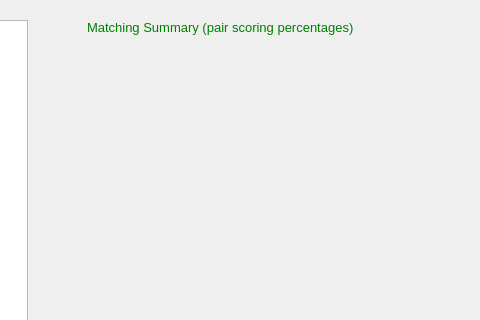
The window that cuACS/viewmatches.ui (cameronhawtin/Animal-Farm-cuACS) describes before a commit, drawn with Qt 5; both pictures show x 473 to 953 and y 0 to 320 of the 1055 by 524 pixel window.
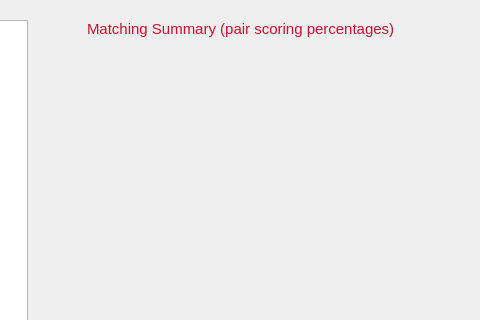
The same window after the commit.

Diff of the .ui file:
```diff
--- a/cuACS/viewmatches.ui
+++ b/cuACS/viewmatches.ui
@@ -195,11 +195,11 @@
    </property>
    <property name="font">
     <font>
-     <pointsize>10</pointsize>
+     <pointsize>11</pointsize>
     </font>
    </property>
    <property name="text">
-    <string>&lt;html&gt;&lt;head/&gt;&lt;body&gt;&lt;p&gt;&lt;span style=&quot; color:#008000;&quot;&gt;Matching Summary (pair scoring percentages)&lt;/span&gt;&lt;/p&gt;&lt;/body&gt;&lt;/html&gt;</string>
+    <string>&lt;html&gt;&lt;head/&gt;&lt;body&gt;&lt;p&gt;&lt;span style=&quot; color:#C8102E;&quot;&gt;Matching Summary (pair scoring percentages)&lt;/span&gt;&lt;/p&gt;&lt;/body&gt;&lt;/html&gt;</string>
    </property>
    <property name="alignment">
     <set>Qt::AlignLeading|Qt::AlignLeft|Qt::AlignTop</set>
```
